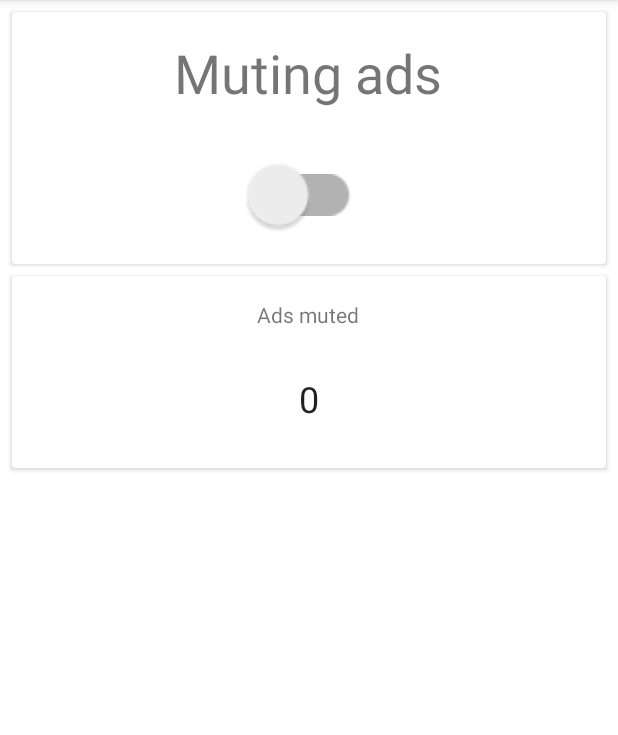
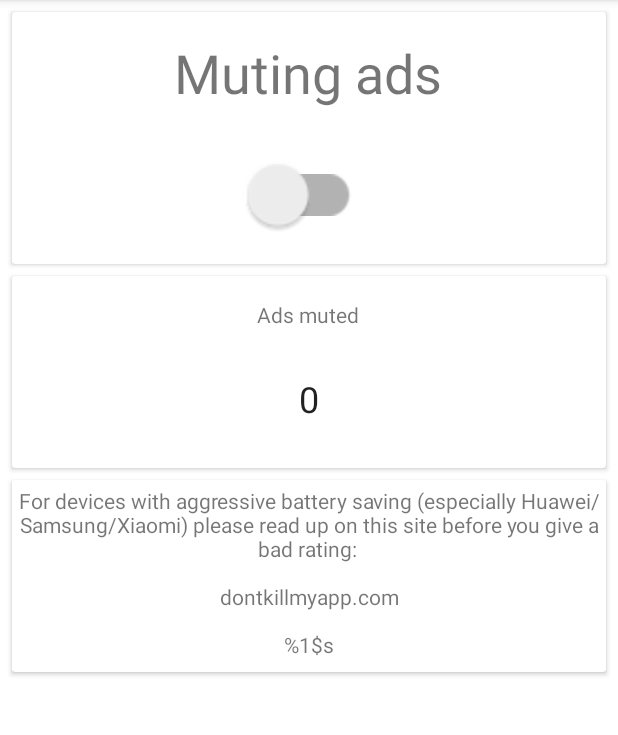
Before and after one commit to samu-developments/SpotMute, an Android app: the screen it shows after launch (MainActivity), on a phone screen of 412 x 824 dp, the part 84-819 px from its top. Run offline under Robolectric (Android 15) with nearby library versions, the phone set to English and light mode, and no system bars.

Commit message:
Doki with stock dialog implementation

```diff
--- a/app/build.gradle
+++ b/app/build.gradle
@@ -34,5 +34,7 @@ dependencies {
     implementation 'androidx.constraintlayout:constraintlayout:1.1.3'
     implementation 'androidx.preference:preference-ktx:1.1.1'
     implementation 'com.google.android.material:material:1.3.0-alpha01'
-
+    implementation('dev.doubledot.doki:library:0.0.1@aar') {
+        transitive = true
+    }
 }
--- a/app/src/main/java/com/developments/samu/muteforspotify/MainActivity.kt
+++ b/app/src/main/java/com/developments/samu/muteforspotify/MainActivity.kt
@@ -21,6 +21,8 @@ import kotlinx.android.synthetic.main.activity_main.*
 
 private const val TAG = "MainActivity"
 
+// TODO: https://dontkillmyapp.com/apidoc
+
 class MainActivity : AppCompatActivity() {
     private val loggerServiceIntentForeground by lazy { Intent(LoggerService.ACTION_START_FOREGROUND, Uri.EMPTY, this, LoggerService::class.java) }
     private val prefs by lazy { PreferenceManager.getDefaultSharedPreferences(this) }
@@ -33,6 +35,8 @@ class MainActivity : AppCompatActivity() {
         switch_mute.setOnCheckedChangeListener { _, isChecked ->
             handleSwitched(isChecked)
         }
+
+        card_view_help.setOnClickListener { DokiDialog.show(this@MainActivity) }
 
     }
 
--- a/app/src/main/res/layout/activity_main.xml
+++ b/app/src/main/res/layout/activity_main.xml
@@ -95,5 +95,34 @@
 
     </androidx.cardview.widget.CardView>
 
+    <androidx.cardview.widget.CardView
+        android:id="@+id/card_view_help"
+        android:layout_width="match_parent"
+        android:layout_height="128dp"
+        android:layout_marginStart="8dp"
+        android:layout_marginTop="8dp"
+        android:layout_marginEnd="8dp"
+        android:layout_marginBottom="8dp"
+        app:layout_constraintBottom_toBottomOf="parent"
+        app:layout_constraintEnd_toEndOf="parent"
+        app:layout_constraintHorizontal_bias="0.0"
+        app:layout_constraintStart_toStartOf="parent"
+        app:layout_constraintTop_toBottomOf="@+id/card_view_counter"
+        app:layout_constraintVertical_bias="0.0">
+
+        <TextView
+            android:id="@+id/tv_help"
+            android:layout_width="match_parent"
+            android:layout_height="wrap_content"
+            android:layout_marginLeft="4dp"
+            android:layout_marginTop="4dp"
+            android:layout_marginRight="4dp"
+            android:layout_marginBottom="4dp"
+            android:text="@string/mute_info_device"
+            android:textAlignment="center"
+            app:layout_constraintTop_toTopOf="parent"
+            tools:text="Information based on user phone, eg. Samsung/Huawei background killing" />
+    </androidx.cardview.widget.CardView>
+
 
 </androidx.constraintlayout.widget.ConstraintLayout>
--- a/app/src/main/res/values/strings.xml
+++ b/app/src/main/res/values/strings.xml
@@ -2,7 +2,9 @@
     <string name="app_name">Mute for Spotify</string>
     <string name="tile_mute">Mute ads</string>
 
-    <string name="mute_info">Enable the Mute service to automagically mute Spotify ads.\n\nAds playing after you skip a track or ads on Spotify startup cannot be muted.\n\nFor devices with aggressive battery saving (especially Huawei/Samsung/Xiaomi) please read up on this site before you give a bad rating: \n\ndontkillmyapp.com\n\nYou can check the notification for last detected song. If the song is not correct the app is being killed/Spotify has bugged out and does not report any new songs. \n\nIf somehow ads are playing anyway or songs gets muted, check the Play Store description on countermeasures to take.\n\nFor easy access check out the widget and Quick Settings tile.</string>
+    <string name="mute_info_device">For devices with aggressive battery saving (especially Huawei/Samsung/Xiaomi) please read up on this site before you give a bad rating: \n\ndontkillmyapp.com\n\n%1$s</string>
+    <string name="mute_info_skip_startup">Ads playing after you skip a track or ads on Spotify startup cannot be muted.</string>
+
     <string name="mute_info_ad_counter">%1$d</string>
     <string name="status_enabled">Muting ads</string>
     <string name="status_disabled">Ads are playing</string>
--- a/build.gradle
+++ b/build.gradle
@@ -19,6 +19,7 @@ allprojects {
     repositories {
         google()
         jcenter()
+        maven { url 'https://jitpack.io' }
 
     }
 }
```
Also changed, not shown: app/src/main/java/com/developments/samu/muteforspotify/DokiDialog.kt (added, +38 -0 lines), app/src/main/res/layout/activity_doki.xml (added, +13 -0 lines).
